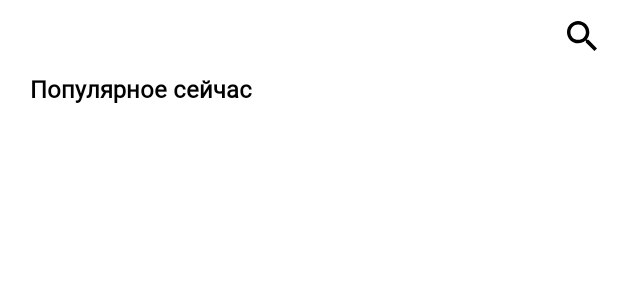
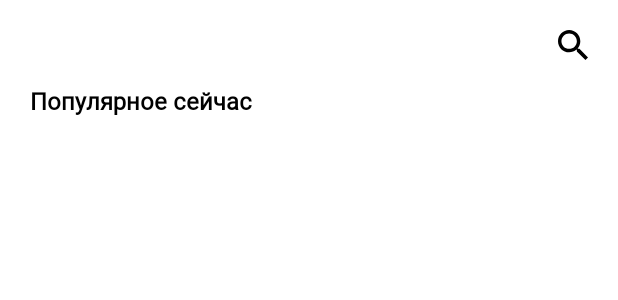
Before and after one commit to Omenawp/teta, an Android app: the layout fragment_movies.xml on its own in the app's theme, with its tools: preview values and no code run, on a phone screen of 412 x 824 dp. Shown: the top 300 px of the screen. Run offline under Robolectric (Android 15) with nearby library versions, the phone set to English and light mode, and no system bars; network calls fail.

Commit message:
add search

```diff
--- a/app/build.gradle
+++ b/app/build.gradle
@@ -75,7 +75,5 @@ dependencies {
     implementation 'com.jakewharton.retrofit:retrofit2-kotlinx-serialization-converter:0.8.0'
     implementation "org.jetbrains.kotlinx:kotlinx-serialization-json:1.2.2"
 
-    implementation 'androidx.paging:paging-runtime:3.0.0'
-
     implementation "androidx.work:work-runtime-ktx:2.5.0"
 }
--- a/app/src/main/java/com/oelrun/teta/database/dao/MovieDao.kt
+++ b/app/src/main/java/com/oelrun/teta/database/dao/MovieDao.kt
@@ -19,6 +19,9 @@ interface MovieDao {
 
     @Query("SELECT * FROM movie ORDER BY popularity DESC LIMIT 20 OFFSET (:page - 1) * 20")
     suspend fun getPopularMovies(page: Int): List<Movie>
+
+    @Query("SELECT * FROM movie WHERE title LIKE :search ORDER BY popularity DESC LIMIT 20 OFFSET (:page - 1) * 20")
+    suspend fun getMoviesSearch(search: String, page: Int): List<Movie>
 
     @Query("SELECT movie.* FROM movie INNER JOIN moviegenrecrossref ON movie.movieId = moviegenrecrossref.movieId WHERE genreId = :genreId ORDER BY popularity DESC LIMIT 20 OFFSET (:page - 1) * 20")
     suspend fun getMoviesByGenre(genreId: Int, page: Int): List<Movie>
--- a/app/src/main/java/com/oelrun/teta/database/entities/Movie.kt
+++ b/app/src/main/java/com/oelrun/teta/database/entities/Movie.kt
@@ -11,7 +11,6 @@ data class Movie(
     val rateScore: Int,
     val ageRestriction: String,
     val releaseDate: String,
-    val imageUrl: String,
+    val imageUrl: String?,
     val popularity: Float
-    //val lastUpdate: Long? = null
 )
--- a/app/src/main/java/com/oelrun/teta/network/response/MovieResponse.kt
+++ b/app/src/main/java/com/oelrun/teta/network/response/MovieResponse.kt
@@ -22,7 +22,7 @@ data class MovieResponse (
     @SerialName("release_date")
     val releaseDate: String,
     @SerialName("poster_path")
-    val imageUrl: String,
+    val imageUrl: String?,
     @SerialName("popularity")
     val popularity: Float
 )
--- a/app/src/main/java/com/oelrun/teta/work/RefreshMoviesWork.kt
+++ b/app/src/main/java/com/oelrun/teta/work/RefreshMoviesWork.kt
@@ -25,7 +25,7 @@ class RefreshMoviesWork(val appContext: Context, params: WorkerParameters):
 
         return try {
             withContext(Dispatchers.IO) {
-                repository.getMoviesFromNetwork(true, 1)
+                repository.getMoviesFromNetwork(true, 1, null, null)
             }
             Result.success()
         } catch (e: HttpException) {
--- a/app/src/main/res/layout/fragment_movies.xml
+++ b/app/src/main/res/layout/fragment_movies.xml
@@ -4,22 +4,37 @@
     android:layout_width="match_parent"
     android:layout_height="match_parent">
 
-    <androidx.appcompat.widget.SearchView
+    <EditText
         android:id="@+id/search"
-        android:layout_width="match_parent"
-        android:layout_height="wrap_content"
-        android:layoutDirection="rtl"
-        app:closeIcon="@drawable/ic_clear"
+        style="@style/ProfileEditItem"
+        android:layout_width="0dp"
+        android:layout_marginHorizontal="@dimen/margin_main"
+        android:imeOptions="actionSearch"
+        android:inputType="text"
+        android:maxLines="1"
+        android:visibility="invisible"
+        app:layout_constraintBottom_toBottomOf="@id/search_image"
+        app:layout_constraintEnd_toStartOf="@id/search_image"
         app:layout_constraintStart_toStartOf="parent"
-        app:layout_constraintTop_toTopOf="parent"
-        app:searchHintIcon="@null"
-        app:searchIcon="@drawable/ic_search" />
+        app:layout_constraintTop_toTopOf="@id/search_image" />
+
+    <ImageView
+        android:id="@+id/search_image"
+        android:layout_width="@dimen/movies_search_icon_size"
+        android:layout_height="@dimen/movies_search_icon_size"
+        android:layout_marginTop="@dimen/margin_main"
+        android:layout_marginEnd="@dimen/margin_main"
+        android:src="@drawable/ic_search"
+        app:layout_constraintEnd_toEndOf="parent"
+        app:layout_constraintStart_toEndOf="@id/search"
+        app:layout_constraintTop_toTopOf="parent" />
 
     <TextView
         android:id="@+id/title"
         android:layout_width="match_parent"
         android:layout_height="wrap_content"
         android:layout_marginHorizontal="@dimen/margin_main"
+        android:layout_marginTop="@dimen/movies_margin_title_top"
         android:text="@string/movies_all_title"
         android:textSize="@dimen/movies_all_text_size_title"
         android:textStyle="bold"
@@ -49,7 +64,7 @@
         app:layout_constraintBottom_toBottomOf="parent"
         app:layout_constraintEnd_toEndOf="parent"
         app:layout_constraintStart_toStartOf="parent"
-        app:layout_constraintTop_toBottomOf="@id/list_genres" >
+        app:layout_constraintTop_toBottomOf="@id/list_genres">
 
         <androidx.recyclerview.widget.RecyclerView
             android:id="@+id/list_movies"
@@ -66,8 +81,8 @@
         android:layout_width="wrap_content"
         android:layout_height="wrap_content"
         android:layout_marginHorizontal="@dimen/margin_main"
+        android:text="@string/movie_list_error_message_empty"
         android:textAlignment="center"
-        android:text="@string/movie_list_error_message_empty"
         android:textSize="@dimen/movies_all_text_size_error_message"
         android:visibility="gone"
         app:layout_constraintBottom_toBottomOf="parent"
--- a/app/src/main/res/values/dimens.xml
+++ b/app/src/main/res/values/dimens.xml
@@ -38,6 +38,8 @@
     <dimen name="profile_margin_main_to_bottom">50dp</dimen>
     <dimen name="profile_margin_photo_top">48dp</dimen>
     <dimen name="profile_margin_edit_top">14dp</dimen>
+
+    <dimen name="movies_margin_title_top">10dp</dimen>
 
     <!-- textSize -->
     <dimen name="movie_detail_text_size_genre">10sp</dimen>
@@ -83,6 +85,7 @@
     <dimen name="menu_icon_size">16dp</dimen>
     <dimen name="profile_height_item">35dp</dimen>
     <dimen name="profile_height_btn_exit">48dp</dimen>
+    <dimen name="movies_search_icon_size">20dp</dimen>
 
     <!-- bgr -->
     <dimen name="movie_detail_corner_radius_card">30dp</dimen>
```
Also changed, not shown: app/src/main/java/com/oelrun/teta/database/entities/relations/MovieFullInfo.kt (+1 -15 lines), app/src/main/java/com/oelrun/teta/network/MovieApiService.kt (+7 -0 lines), app/src/main/java/com/oelrun/teta/repository/TetaRepository.kt (+7 -1 lines), app/src/main/java/com/oelrun/teta/repository/TetaRepositoryImpl.kt (+18 -13 lines), app/src/main/java/com/oelrun/teta/screens/moviedetail/MovieDetailsFragment.kt (+6 -1 lines), app/src/main/java/com/oelrun/teta/screens/movies/MoviesFragment.kt (+40 -1 lines), app/src/main/java/com/oelrun/teta/screens/movies/MoviesViewModel.kt (+34 -1 lines), app/src/main/java/com/oelrun/teta/screens/profile/ProfileFragment.kt (+11 -1 lines).
